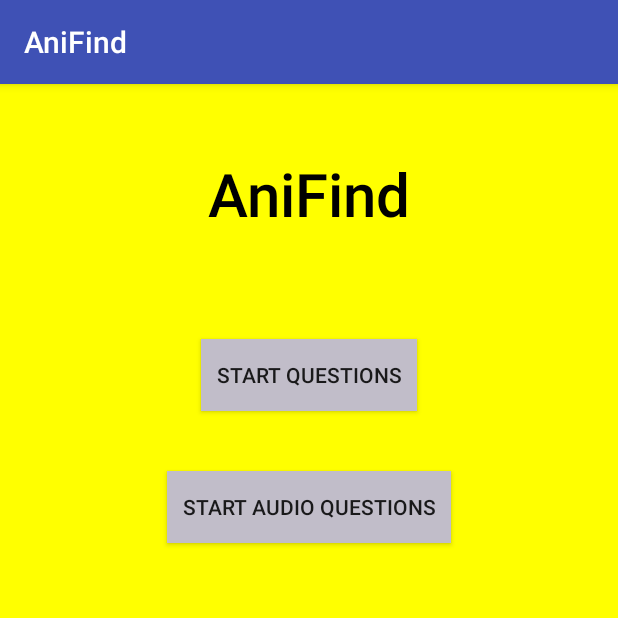
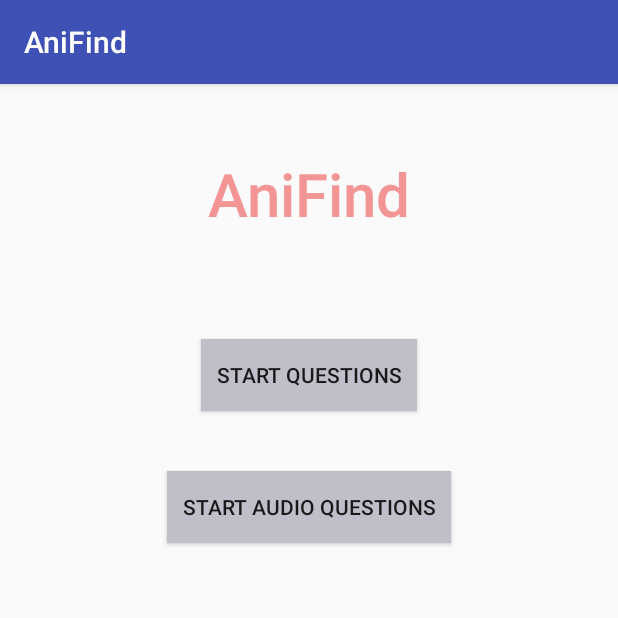
Before and after one commit to jean-lucas/AniFind, an Android app: the screen it shows after launch (HomeActivity2), on a phone screen of 412 x 824 dp, the top half of it. Run offline under Robolectric (Android 15) with nearby library versions, the phone set to English and light mode, and no system bars; libraries missing offline, so code that uses them is left out: junit.framework.

Commit message:
Removed yellow background color for all acitivies

```diff
--- a/app/src/main/res/layout/content_animal_facts.xml
+++ b/app/src/main/res/layout/content_animal_facts.xml
@@ -4,7 +4,6 @@
     xmlns:tools="http://schemas.android.com/tools"
     android:layout_width="match_parent"
     android:layout_height="match_parent"
-    android:background="#ffff00"
     android:orientation="vertical"
     android:gravity="center|top"
     android:paddingBottom="@dimen/activity_vertical_margin"
--- a/app/src/main/res/layout/content_audio2.xml
+++ b/app/src/main/res/layout/content_audio2.xml
@@ -4,7 +4,6 @@
     xmlns:tools="http://schemas.android.com/tools"
     android:layout_width="match_parent"
     android:layout_height="match_parent"
-    android:background="#ffff00"
     android:gravity="center|top"
     android:orientation="vertical"
     android:paddingBottom="@dimen/activity_vertical_margin"
--- a/app/src/main/res/layout/content_error_report.xml
+++ b/app/src/main/res/layout/content_error_report.xml
@@ -4,7 +4,6 @@
     xmlns:tools="http://schemas.android.com/tools"
     android:layout_width="match_parent"
     android:layout_height="match_parent"
-    android:background="#ff000000"
     android:orientation="vertical"
     android:gravity="center|top"
     android:paddingBottom="@dimen/activity_vertical_margin"
--- a/app/src/main/res/layout/content_gui_controller.xml
+++ b/app/src/main/res/layout/content_gui_controller.xml
@@ -4,7 +4,6 @@
     xmlns:tools="http://schemas.android.com/tools"
     android:layout_width="match_parent"
     android:layout_height="match_parent"
-    android:background="#ffff00"
     android:paddingBottom="@dimen/activity_vertical_margin"
     android:paddingLeft="@dimen/activity_horizontal_margin"
     android:paddingRight="@dimen/activity_horizontal_margin"
--- a/app/src/main/res/layout/content_home2.xml
+++ b/app/src/main/res/layout/content_home2.xml
@@ -4,7 +4,6 @@
     xmlns:tools="http://schemas.android.com/tools"
     android:layout_width="match_parent"
     android:layout_height="match_parent"
-    android:background="#ffff00"
     android:paddingBottom="@dimen/activity_vertical_margin"
     android:paddingLeft="@dimen/activity_horizontal_margin"
     android:paddingRight="@dimen/activity_horizontal_margin"
@@ -25,7 +24,7 @@
         android:text="AniFind"
         android:textSize="40sp"
         android:paddingTop="30dp"
-        android:textColor="#000000"
+        android:textColor="#f39595"
         android:typeface="normal"
         style="@style/Base.TextAppearance.AppCompat.Title" />
 
--- a/app/src/main/res/layout/content_question2.xml
+++ b/app/src/main/res/layout/content_question2.xml
@@ -4,7 +4,7 @@
     xmlns:tools="http://schemas.android.com/tools"
     android:layout_width="match_parent"
     android:layout_height="match_parent"
-    android:background="#ffff00"
+
     android:orientation="vertical"
     android:gravity="center|top"
     android:paddingBottom="@dimen/activity_vertical_margin"
--- a/app/src/main/res/layout/content_result_2.xml
+++ b/app/src/main/res/layout/content_result_2.xml
@@ -4,7 +4,6 @@
     xmlns:tools="http://schemas.android.com/tools"
     android:layout_width="match_parent"
     android:layout_height="match_parent"
-    android:background="#ffff00"
     android:orientation="vertical"
     android:gravity="center|top"
     android:paddingBottom="@dimen/activity_vertical_margin"
@@ -21,7 +20,7 @@
         android:text="Results"
         android:textSize="20sp"
         android:id="@+id/resultViewTitle"
-        android:textColor="#060606" />
+        android:textColor="#f39595" />
 
 
     <LinearLayout
@@ -35,7 +34,7 @@
             android:layout_height="wrap_content"
             android:text="Done"
             android:id="@+id/doneBtn"
-            android:background="#c7edd4"
+            android:background="#88e1aa"
             android:padding="5dp"
             android:layout_margin="10dp"
             android:onClick="finishIdentification"/>
```
